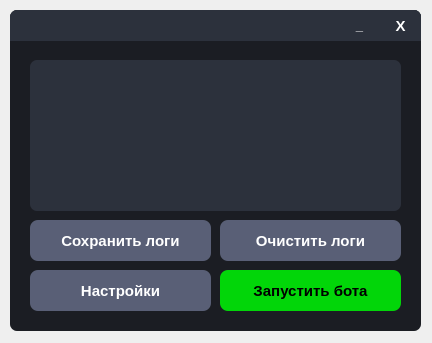
Above: VK Bot/Bot_Panel/bot_panel.ui from otaboyevsardorbek1/VK-Bot-ru before the change. Below: the same form after it.
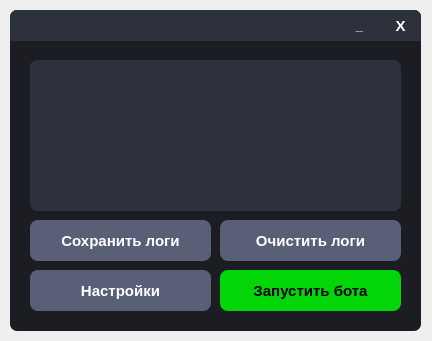
That is the form after the change.

```diff
--- a/VK Bot/Bot_Panel/bot_panel.ui
+++ b/VK Bot/Bot_Panel/bot_panel.ui
@@ -7,7 +7,7 @@
     <x>0</x>
     <y>0</y>
     <width>432</width>
-    <height>343</height>
+    <height>341</height>
    </rect>
   </property>
   <property name="windowTitle">
```
